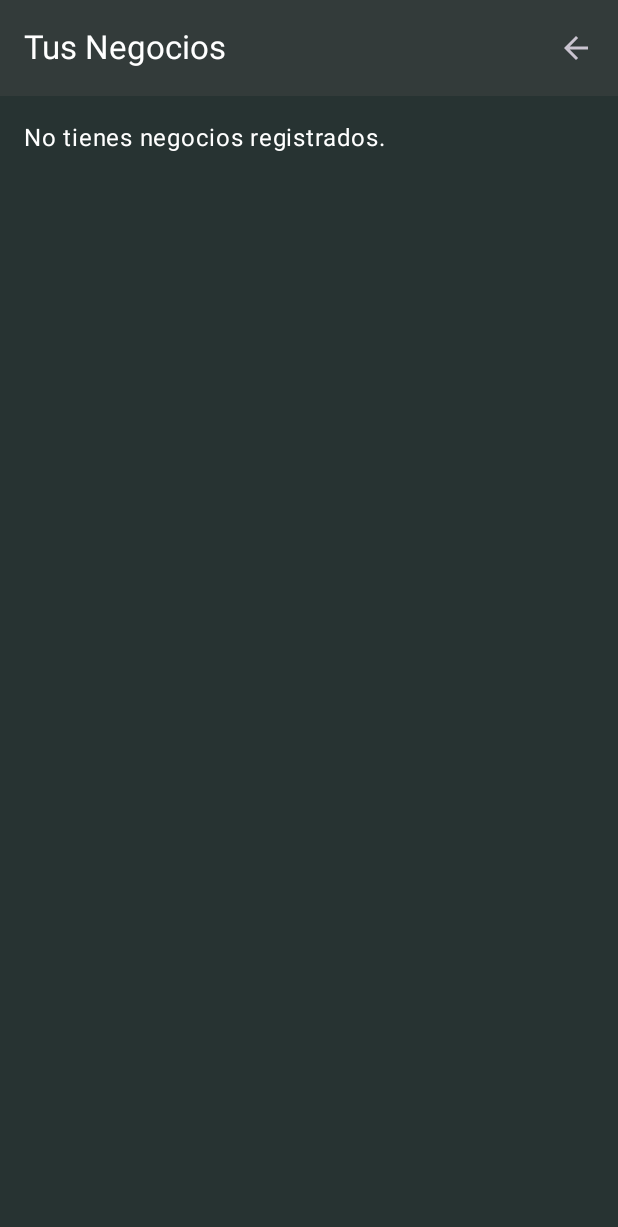
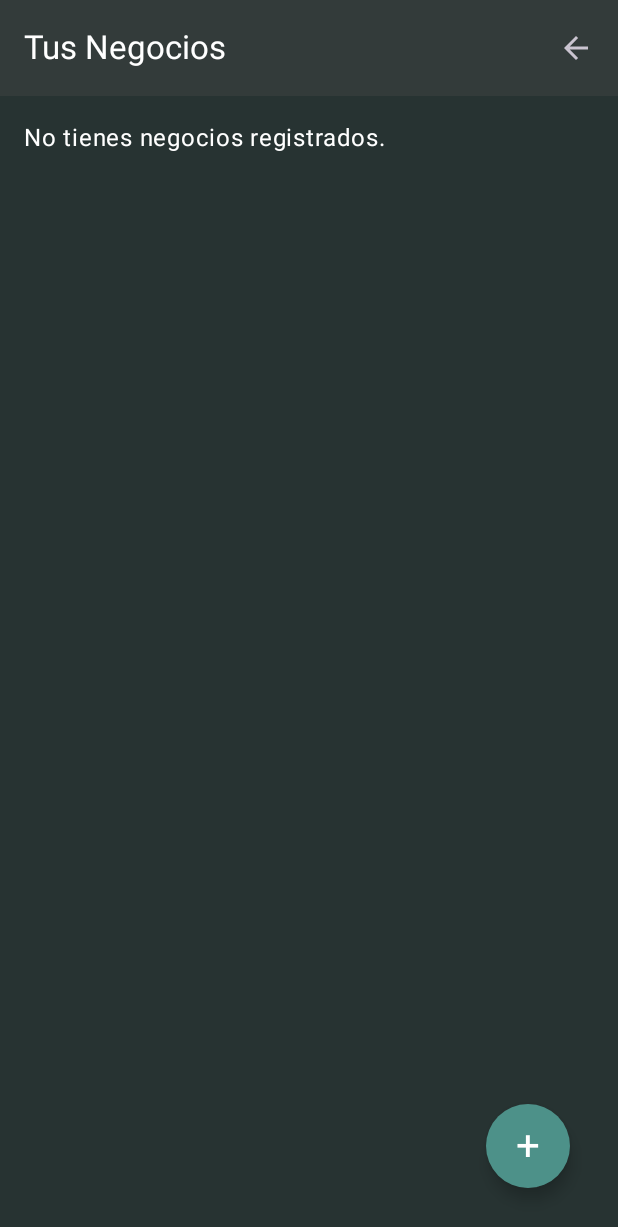
Before and after one commit to Zarael25/FrontendAPK, an Android app built with Jetpack Compose: the TusNegociosScreen screen opened through its navigation route, on a phone screen of 412 x 824 dp. Shown: the top 1227 px of the screen. Run offline under Robolectric (Android 15) with nearby library versions, the phone set to English and light mode, and no system bars; Roboto replaces fonts that are not available here.

Commit message:
Modulo para añadir negocio y editar negocio completado

```diff
--- a/app/src/main/java/com/example/frontendapk/data/ApiService.kt
+++ b/app/src/main/java/com/example/frontendapk/data/ApiService.kt
@@ -5,6 +5,10 @@ import retrofit2.http.Body
 import retrofit2.http.POST
 import retrofit2.http.GET
 import retrofit2.http.Header
+
+import retrofit2.http.PATCH
+import retrofit2.http.Path
+
 
 interface ApiService {
     @POST("api/usuarios/registro/")
@@ -25,4 +29,18 @@ interface ApiService {
         @retrofit2.http.Path("id") id: Int
     ): Call<Negocio>
 
+    @POST("api/negocios/negocios/")
+    fun crearNegocio(
+        @Header("Authorization") token: String,
+        @Body negocio: NegocioRequest
+    ): Call<Negocio>
+
+
+    @PATCH("api/negocios/negocios/{id}/editar-parcial/")
+    fun editarNegocioParcial(
+        @Header("Authorization") token: String,
+        @Path("id") negocioId: Int,
+        @Body negocio: NegocioRequest
+    ): Call<Negocio>
+
 }
--- a/app/src/main/java/com/example/frontendapk/navigation/AppNavigation.kt
+++ b/app/src/main/java/com/example/frontendapk/navigation/AppNavigation.kt
@@ -16,6 +16,13 @@ import com.example.frontendapk.view.HomeScreen
 import com.example.frontendapk.view.PerfilScreen
 import com.example.frontendapk.view.TusNegociosScreen
 import com.example.frontendapk.view.DetalleNegocioScreen
+import com.example.frontendapk.view.RegistroNegocioScreen
+import com.example.frontendapk.view.EditarNegocioScreen
+import androidx.navigation.NavType
+import androidx.navigation.navArgument
+
+
+
 @Composable
 fun AppNavigation(navController: NavHostController, paddingValues: PaddingValues) {
     NavHost(
@@ -54,5 +61,17 @@ fun AppNavigation(navController: NavHostController, paddingValues: PaddingValues
             }
         }
 
+        composable(AppScreens.RegistroNegocioScreen.route) {
+            RegistroNegocioScreen(navController)
+        }
+
+        composable(
+            route = AppScreens.EditarNegocioScreen.route, // ya incluye {negocioId}
+            arguments = listOf(navArgument("negocioId") { type = NavType.IntType })
+        ) { backStackEntry ->
+            val negocioId = backStackEntry.arguments?.getInt("negocioId") ?: 0
+            EditarNegocioScreen(navController, negocioId)
+        }
+
     }
 }
--- a/app/src/main/java/com/example/frontendapk/navigation/AppScreens.kt
+++ b/app/src/main/java/com/example/frontendapk/navigation/AppScreens.kt
@@ -9,4 +9,10 @@ sealed class AppScreens(val route: String) {
     object DetalleNegocioScreen : AppScreens("detalle_negocio/{negocioId}") {
         fun createRoute(negocioId: Int) = "detalle_negocio/$negocioId"
     }
+    object RegistroNegocioScreen : AppScreens("registro_negocio")
+
+    object EditarNegocioScreen : AppScreens("editar_negocio/{negocioId}") {
+        fun createRoute(negocioId: Int) = "editar_negocio/$negocioId"
+    }
+
 }
--- a/app/src/main/java/com/example/frontendapk/view/TusNegociosScreen.kt
+++ b/app/src/main/java/com/example/frontendapk/view/TusNegociosScreen.kt
@@ -13,12 +13,13 @@ import androidx.compose.ui.Modifier
 import androidx.compose.ui.platform.LocalContext
 import androidx.compose.ui.unit.dp
 import androidx.navigation.NavController
-import com.example.frontendapk.data.Negocio
 import com.example.frontendapk.data.RetrofitClient
 import retrofit2.Call
 import retrofit2.Callback
 import retrofit2.Response
 import com.example.frontendapk.navigation.AppScreens
+import androidx.compose.foundation.shape.CircleShape
+import com.example.frontendapk.data.Negocio
 
 @OptIn(ExperimentalMaterial3Api::class)
 @Composable
@@ -59,7 +60,26 @@ fun TusNegociosScreen(navController: NavController) {
                     }
                 }
             )
-        }
+        },
+        floatingActionButton = {
+            // Botón flotante redondo en la esquina inferior izquierda
+            Box(
+                modifier = Modifier
+                    .fillMaxSize()
+                    .padding(16.dp),
+            ) {
+                FloatingActionButton(
+                    onClick = { navController.navigate(AppScreens.RegistroNegocioScreen.route) },
+                    containerColor = MaterialTheme.colorScheme.primary,
+                    modifier = Modifier
+                        .align(androidx.compose.ui.Alignment.BottomEnd), // esquina inferior izquierda
+                    shape = CircleShape
+                ) {
+                    Text("+", style = MaterialTheme.typography.headlineMedium, color = MaterialTheme.colorScheme.onPrimary)
+                }
+            }
+        },
+        floatingActionButtonPosition = FabPosition.End
     ) { padding ->
         Column(modifier = Modifier.padding(padding).padding(16.dp)) {
             if (negocios.isEmpty()) {
```
Also changed, not shown: app/src/main/java/com/example/frontendapk/data/NegocioRequest.kt (added, +9 -0 lines), app/src/main/java/com/example/frontendapk/view/DetalleNegocioScreen.kt (+15 -2 lines), app/src/main/java/com/example/frontendapk/view/EditarNegocioScreen.kt (added, +145 -0 lines), app/src/main/java/com/example/frontendapk/view/RegistroNegocioScreen.kt (added, +174 -0 lines).
